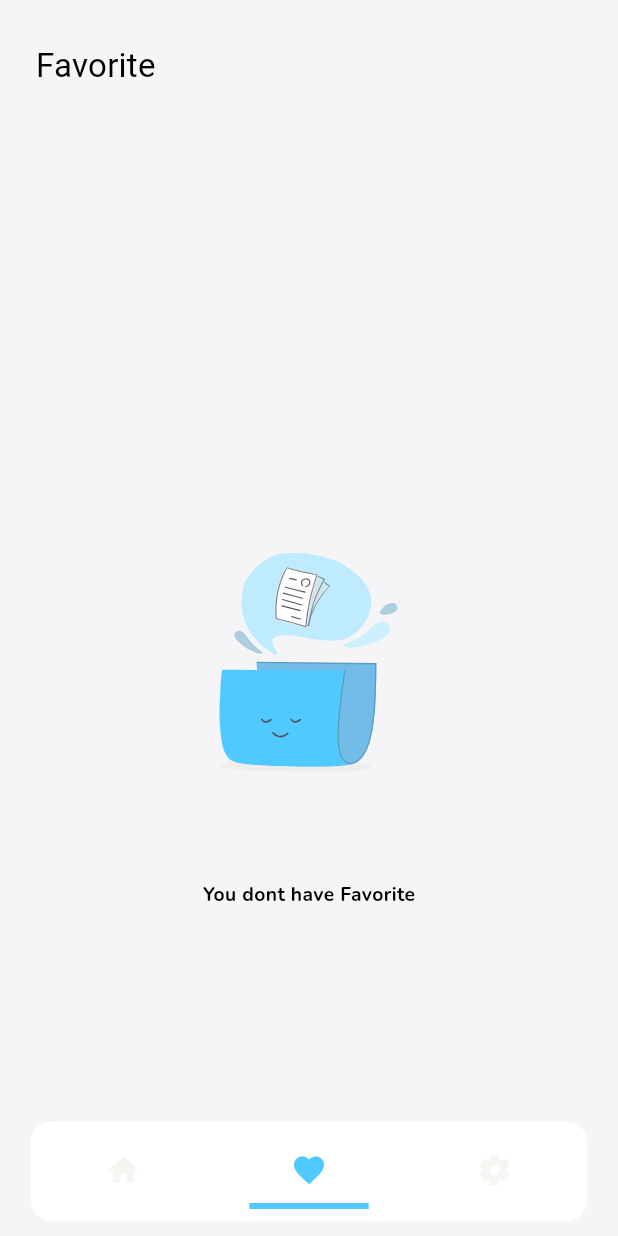
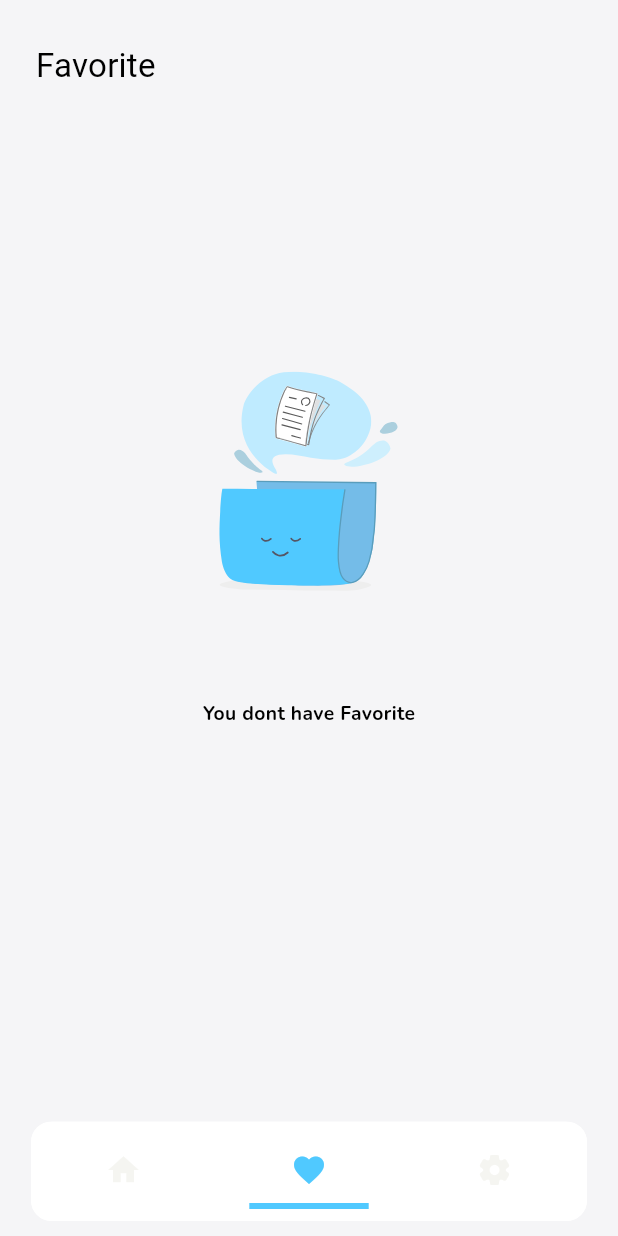
Before and after one commit to fauzywijaya/myfoody, a Flutter app: the screen it shows after launch, item 2 of the bottom bar chosen, on a phone screen of 412 x 824 dp. Run offline on Flutter 3.47's test engine with Material 2 defaults, Android fonts, the phone set to English and light mode, and no system bars; our stand-ins replace animate_do, cached_network_image, dio, flutter_local_notifications, flutter_riverpod, flutter_screenutil and 11 more; missing offline and left inert: android_alarm_manager_plus; accounts and stored records are empty; network calls fail.

Commit message:
feat: fix detail & add debounce search

```diff
--- a/lib/src/common_widget/scaffold/scaffold_widget.dart
+++ b/lib/src/common_widget/scaffold/scaffold_widget.dart
@@ -6,7 +6,7 @@ import 'package:myfoody/src/constants/constants.dart';
 import 'package:myfoody/src/shared/shared.dart';
 
 class ScaffoldWidget extends StatefulWidget {
-  final List<Widget> appBar;
+  final Widget appBar;
   final Widget body;
 
   const ScaffoldWidget({Key? key, required this.appBar, required this.body})
@@ -65,9 +65,7 @@ class _ScaffoldWidgetState extends State<ScaffoldWidget>
               systemOverlayStyle: SystemUiOverlayStyle(
                 statusBarBrightness: Theme.of(context).brightness,
               ),
-              title: Row(
-                  mainAxisAlignment: MainAxisAlignment.spaceBetween,
-                  children: widget.appBar),
+              title: widget.appBar,
             );
           },
         ),
--- a/lib/src/features/restaurant/presentation/detail/widget/menu_list_section.dart
+++ b/lib/src/features/restaurant/presentation/detail/widget/menu_list_section.dart
@@ -30,7 +30,7 @@ class MenuListDrinkSection extends ConsumerWidget {
           child: ListView.builder(
             physics: const BouncingScrollPhysics(),
             scrollDirection: Axis.horizontal,
-            itemCount: restaurant.menus.foods.length,
+            itemCount: restaurant.menus.drinks.length,
             itemBuilder: (context, index) {
               final drink = restaurant.menus.drinks[index];
               return ChipMenu(icon: Icons.water_drop_rounded, menu: drink.name);
--- a/lib/src/features/restaurant/presentation/detail/widget/widget.dart
+++ b/lib/src/features/restaurant/presentation/detail/widget/widget.dart
@@ -2,3 +2,4 @@ export 'image_detail_section.dart';
 export 'info_basic_section.dart';
 export 'menu_list_section.dart';
 export 'review_list_section.dart';
+export 'app_bar_section.dart';
--- a/lib/src/features/restaurant/presentation/favorite/restaurant_favorite_controller.dart
+++ b/lib/src/features/restaurant/presentation/favorite/restaurant_favorite_controller.dart
@@ -9,12 +9,12 @@ class RestaurantFavoriteController
   RestaurantFavoriteController(this._storageService)
       : super(const RestaurantFavoriteState());
 
-  void getFavoriteMovies() async {
+  void getFavoriteRestaurant() async {
     state = state.copyWith(
       favoriteRestaurantsValue: const AsyncLoading(),
     );
 
-    final result = _storageService.getAllFavoriteMovies();
+    final result = _storageService.getAllFavorite();
     result.when(
       success: (data) {
         state = state.copyWith(
--- a/lib/src/features/restaurant/presentation/favorite/restaurant_favorite_page.dart
+++ b/lib/src/features/restaurant/presentation/favorite/restaurant_favorite_page.dart
@@ -25,7 +25,7 @@ class _RestaurantFavoritePageState
 
   @override
   void didChangeDependencies() {
-    safeRebuild(() => controller.getFavoriteMovies());
+    safeRebuild(() => controller.getFavoriteRestaurant());
     super.didChangeDependencies();
   }
 
@@ -34,13 +34,16 @@ class _RestaurantFavoritePageState
     final ScrollController scrollController =
         InheritedDataProvider.of(context).scrollController;
     return ScaffoldWidget(
-      appBar: [
-        Text(
+      appBar: Text(
         "Favorite",
         style: Theme.of(context).appBarTheme.toolbarTextStyle,
-        )
-      ],
-      body: Builder(
+      ),
+      body: SingleChildScrollView(
+        child: Column(
+          mainAxisSize: MainAxisSize.min,
+          crossAxisAlignment: CrossAxisAlignment.start,
+          children: [
+            Builder(
               builder: (context) {
                 if (state.isLoading) {
                   return const Center(
@@ -49,7 +52,9 @@ class _RestaurantFavoritePageState
                 } else if (state.favoriteRestaurantsValue.hasError) {
                   return Center(
                     child: Text(
-                (state.favoriteRestaurantsValue as AsyncError).error.toString(),
+                      (state.favoriteRestaurantsValue as AsyncError)
+                          .error
+                          .toString(),
                     ),
                   );
                 } else if (state.favoriteRestaurants.isEmpty) {
@@ -81,7 +86,7 @@ class _RestaurantFavoritePageState
                             ),
                           );
                         },
-                  imageUrl: item.pictureId,
+                        imageUrl: item.pictureId.getMediumPicture,
                         name: item.name,
                         description: item.description,
                         location: item.city,
@@ -92,6 +97,9 @@ class _RestaurantFavoritePageState
                 );
               },
             ),
+          ],
+        ),
+      ),
     );
   }
 }
--- a/lib/src/features/restaurant/presentation/list/restaurant_list_city_page.dart
+++ b/lib/src/features/restaurant/presentation/list/restaurant_list_city_page.dart
@@ -31,11 +31,11 @@ class _RestaurantListCityPageState
     // print("ByCity ${widget.city}");
 
     return ScaffoldWidget(
-      appBar: [
+      appBar: Row(children: [
         const BackButtonWidget(),
         Text(widget.city, style: Theme.of(context).textTheme.headlineMedium),
         const SizedBox.shrink()
-      ],
+      ]),
       body: SingleChildScrollView(
         child: Column(
           mainAxisSize: MainAxisSize.min,
--- a/lib/src/features/restaurant/presentation/list/widget/widget.dart
+++ b/lib/src/features/restaurant/presentation/list/widget/widget.dart
@@ -1,3 +1,4 @@
 export 'gretting_widget.dart';
 export 'restaurant_list_widget.dart';
 export 'cities_list_widget.dart';
+export 'app_bar_section.dart';
--- a/lib/src/features/restaurant/presentation/search/restaurant_search_page.dart
+++ b/lib/src/features/restaurant/presentation/search/restaurant_search_page.dart
@@ -17,7 +17,9 @@ class _RestaurantSearchPageState extends ConsumerState<RestaurantSearchPage> {
   @override
   Widget build(BuildContext context) {
     return ScaffoldWidget(
-      appBar: [
+      appBar: Row(
+        mainAxisAlignment: MainAxisAlignment.spaceBetween,
+        children: [
           const Expanded(
             flex: 1,
             child: BackButtonWidget(),
@@ -28,6 +30,7 @@ class _RestaurantSearchPageState extends ConsumerState<RestaurantSearchPage> {
             child: SearchField(controller: controller),
           )
         ],
+      ),
       body: SingleChildScrollView(
         child: Column(
           mainAxisSize: MainAxisSize.min,
--- a/lib/src/features/restaurant/presentation/search/widget/restaurant_search_list_widget.dart
+++ b/lib/src/features/restaurant/presentation/search/widget/restaurant_search_list_widget.dart
@@ -6,6 +6,7 @@ import 'package:myfoody/src/common_widget/common_widget.dart';
 import 'package:myfoody/src/constants/constants.dart';
 import 'package:myfoody/src/features/presentation.dart';
 import 'package:myfoody/src/routes/routes.dart';
+import 'package:myfoody/src/shared/extensions/extension.dart';
 
 class RestaurantSearchListWidget extends ConsumerWidget {
   const RestaurantSearchListWidget({super.key});
@@ -52,7 +53,7 @@ class RestaurantSearchListWidget extends ConsumerWidget {
                   ),
                 );
               },
-              imageUrl: item.pictureId,
+              imageUrl: item.pictureId.getMediumPicture,
               name: item.name,
               description: item.description,
               location: item.city,
--- a/lib/src/features/setting/presentation/setting_page.dart
+++ b/lib/src/features/setting/presentation/setting_page.dart
@@ -10,9 +10,8 @@ class SettingPage extends StatelessWidget {
   @override
   Widget build(BuildContext context) {
     return ScaffoldWidget(
-      appBar: [
-        Text("Settings", style: Theme.of(context).appBarTheme.toolbarTextStyle),
-      ],
+      appBar: Text("Settings",
+          style: Theme.of(context).appBarTheme.toolbarTextStyle),
       body: ListView(
         padding: EdgeInsets.symmetric(horizontal: AppSizes.w24),
         children: [
--- a/lib/src/services/storage/storage_service.dart
+++ b/lib/src/services/storage/storage_service.dart
@@ -29,19 +29,6 @@ class StorageService {
           return Restaurant.fromJson(item);
         }).toList(),
       );
-    } catch (error, stackTrace) {
-      return Result.failure(
-          NetworkExceptions.getDioExceptions(error), stackTrace);
-    }
-  }
-
-  Result<List<Restaurant>> getAllFavoriteMovies() {
-    try {
-      return Result.success(
-        (favoriteBox.values).map<Restaurant>((item) {
-          return Restaurant.fromJson(item);
-        }).toList(),
-      );
     } catch (e, st) {
       debugPrint(e.toString());
       return Result.failure(NetworkExceptions.getDioExceptions(e), st);
```
Also changed, not shown: lib/src/features/restaurant/presentation/detail/restaurant_detail_page.dart (+1 -26 lines), lib/src/features/restaurant/presentation/detail/widget/app_bar_section.dart (added, +53 -0 lines), lib/src/features/restaurant/presentation/list/restaurant_list_page.dart.dart (+1 -22 lines), lib/src/features/restaurant/presentation/list/widget/app_bar_section.dart (added, +34 -0 lines), lib/src/features/restaurant/presentation/search/restaurant_search_controller.dart (+26 -0 lines), lib/src/features/restaurant/presentation/search/widget/search_field.dart (+4 -11 lines). Lines whose indentation alone changed are shown as unchanged.
